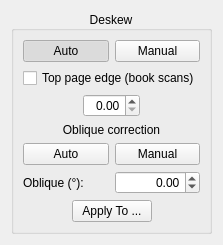
This is src/core/filters/deskew/OptionsWidget.ui in 2ndmax/scantailor-ocr as Qt 5 draws it before an edit. The edited form follows.
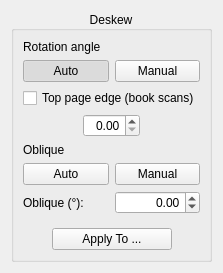
This is the edited form. Custom widgets are drawn as their Qt base class.

Commit message: Options panels: one layout for all steps

```diff
--- a/src/core/filters/deskew/OptionsWidget.ui
+++ b/src/core/filters/deskew/OptionsWidget.ui
@@ -23,6 +23,16 @@
       <set>Qt::AlignCenter</set>
      </property>
      <layout class="QVBoxLayout" name="verticalLayout">
+      <item>
+       <widget class="SectionHeading" name="deskewHeading">
+        <property name="text">
+         <string>Rotation angle</string>
+        </property>
+        <property name="first">
+         <bool>true</bool>
+        </property>
+       </widget>
+      </item>
       <item>
        <layout class="QHBoxLayout">
         <item>
@@ -106,10 +116,7 @@
       <item>
        <widget class="QLabel" name="obliqueModeLabel">
         <property name="text">
-         <string>Oblique correction</string>
-        </property>
-        <property name="alignment">
-         <set>Qt::AlignCenter</set>
+         <string>Oblique</string>
         </property>
        </widget>
       </item>
@@ -175,6 +182,9 @@
       </item>
       <item>
        <layout class="QHBoxLayout" name="horizontalLayout">
+        <property name="topMargin">
+         <number>8</number>
+        </property>
         <item>
          <spacer name="horizontalSpacer_9">
           <property name="orientation">
@@ -190,6 +200,15 @@
         </item>
         <item>
          <widget class="QPushButton" name="applyDeskewBtn">
+          <property name="minimumSize">
+           <size>
+            <width>120</width>
+            <height>0</height>
+           </size>
+          </property>
+          <property name="toolTip">
+           <string>Applies the rotation angle and the oblique correction of this page to other pages.</string>
+          </property>
           <property name="text">
            <string>Apply To ...</string>
           </property>
@@ -235,6 +254,11 @@
    <header location="global">CollapsibleGroupBox.h</header>
    <container>1</container>
   </customwidget>
+  <customwidget>
+   <class>SectionHeading</class>
+   <extends>QLabel</extends>
+   <header location="global">SectionHeading.h</header>
+  </customwidget>
  </customwidgets>
  <resources/>
  <connections/>
```
Left out of the diff: 2 changed lines with no effect on the pictures. The commit also changes 39 other files.
